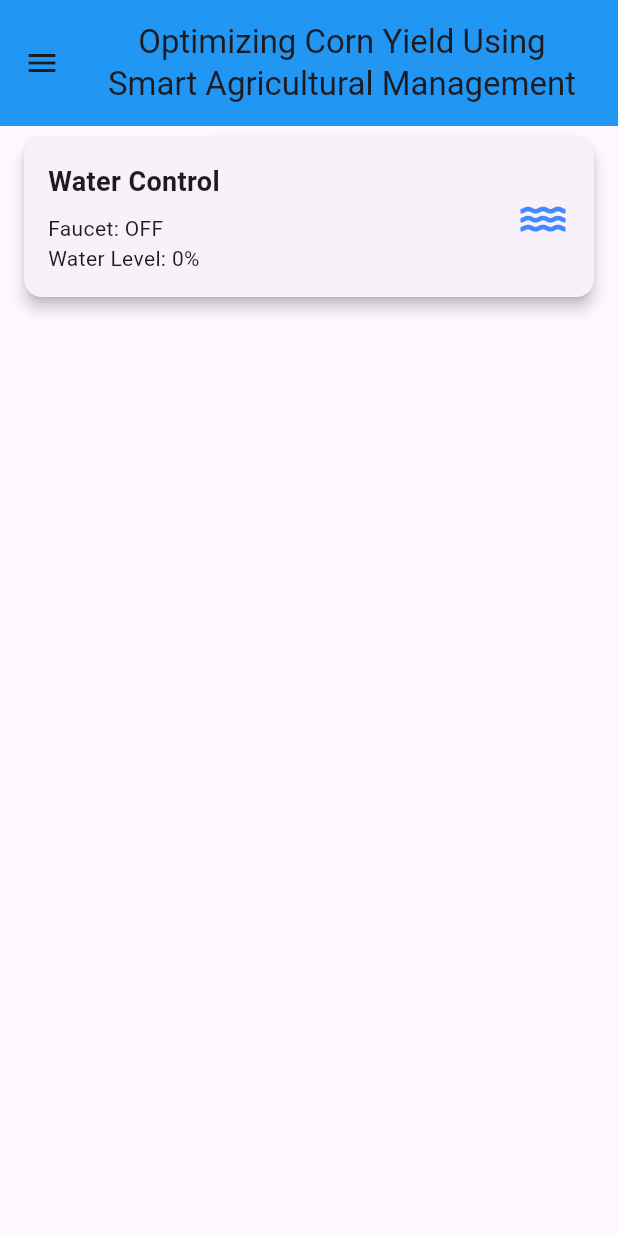
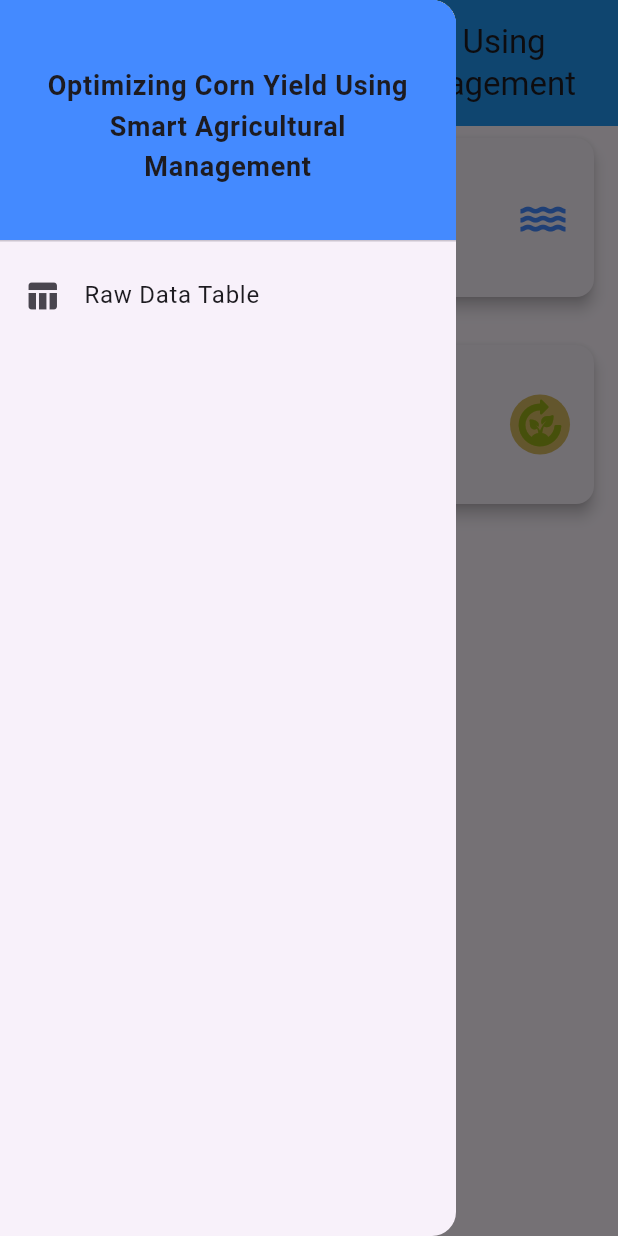
Before and after one commit to Finnmeowtons/mais_2025_iot, a Flutter app: the screen it shows after launch, after a tap on the "menu" icon, on a phone screen of 412 x 824 dp. Run offline on Flutter 3.47's test engine with Material 3 defaults, Android fonts, the phone set to English and light mode, and no system bars; our stand-ins replace data_table_2, flutter_svg; missing offline and left inert: mqtt5_client; statements that could not run were skipped.

Commit message:
Raw Data Table

```diff
--- a/lib/main.dart
+++ b/lib/main.dart
@@ -1,7 +1,6 @@
 import 'package:flutter/material.dart';
 import 'package:mais_2025_iot/mqtt_manager.dart';
 import 'package:mais_2025_iot/screens/home_page.dart';
-import 'package:mais_2025_iot/screens/water_monitoring.dart';
 
 void main() async{
   WidgetsFlutterBinding.ensureInitialized();
--- a/lib/screens/device_data.dart
+++ b/lib/screens/device_data.dart
@@ -42,7 +42,7 @@ class _DeviceDataState extends State<DeviceData> {
   @override
   Widget build(BuildContext context) {
     return Scaffold(
-      appBar: AppBar(title: Text("Device ${widget.deviceId} Data")),
+      appBar: AppBar(title: Text("Device ${widget.deviceId} Data"), actions: [IconButton(onPressed: (){}, icon: Icon(Icons.table_chart_rounded))],),
       body: Padding(
         padding: const EdgeInsets.all(16.0),
         child: ListView(
--- a/lib/screens/home_page.dart
+++ b/lib/screens/home_page.dart
@@ -3,8 +3,9 @@ import 'dart:convert';
 import 'package:flutter/material.dart';
 import 'package:mais_2025_iot/mqtt_manager.dart';
 import 'package:mais_2025_iot/screens/device_data.dart';
+import 'package:mais_2025_iot/screens/raw_data_table.dart';
 import 'package:mais_2025_iot/screens/water_monitoring.dart';
-import 'package:mqtt_client/mqtt_client.dart';
+import 'package:mqtt5_client/mqtt5_client.dart';
 
 class HomePage extends StatefulWidget {
   const HomePage({super.key});
@@ -20,6 +21,8 @@ class _HomePageState extends State<HomePage> {
   bool faucetControl = false;
   int waterState = 0;
 
+  String recommendedFertilizer = "";
+
   @override
   void initState() {
     _setupMqttSubscriptions();
@@ -27,11 +30,11 @@ class _HomePageState extends State<HomePage> {
   }
 
   void _setupMqttSubscriptions() {
-    mqttManager.client?.updates?.listen((List<MqttReceivedMessage<MqttMessage?>>? c) {
+    mqttManager.client?.updates.listen((dynamic c) {
       if (c == null || c.isEmpty) return;
 
-      final recMess = c[0].payload as MqttPublishMessage;
-      String newMessage = MqttPublishPayload.bytesToStringAsString(recMess.payload.message);
+      final MqttPublishMessage recMess = c![0].payload;
+      String newMessage = MqttUtilities.bytesToStringAsString(recMess.payload.message!);
 
       if (newMessage.isNotEmpty && newMessage.trim().startsWith("{")) {
         try {
@@ -49,9 +52,9 @@ class _HomePageState extends State<HomePage> {
                 "soilMoisturePercentage": fullState["soil_moisture_percentage"] ?? 0,
                 "soilTemperature": fullState["soil_temperature"] ?? 0,
                 "soilPh": fullState["soil_ph"] ?? 0,
-                "nitrogen":   fullState["nitrogen"] ?? 0,
+                "nitrogen": fullState["nitrogen"] ?? 0,
                 "phosphorus": fullState["phosphorus"] ?? 0,
-                "potassium":  fullState["potassium"] ?? 0
+                "potassium": fullState["potassium"] ?? 0
               };
             });
           } else {
@@ -72,6 +75,7 @@ class _HomePageState extends State<HomePage> {
   Widget build(BuildContext context) {
     return Scaffold(
       appBar: _AppBar(),
+      drawer: appDrawer(),
       body: CustomScrollView(
         slivers: [
           // Water Monitor Card at the Top
@@ -79,6 +83,12 @@ class _HomePageState extends State<HomePage> {
             child: Padding(
               padding: const EdgeInsets.symmetric(horizontal: 16.0, vertical: 8.0),
               child: _waterMonitor(), // Your water monitor widget
+            ),
+          ),
+          SliverToBoxAdapter(
+            child: Padding(
+              padding: const EdgeInsets.symmetric(horizontal: 16.0, vertical: 8.0),
+              child: _recommendFertilizer(), // Your water monitor widget
             ),
           ),
 
@@ -99,22 +109,10 @@ class _HomePageState extends State<HomePage> {
           ),
         ],
       ),
-
-      // devices.isEmpty
-      //     ? Center(child: Text("No devices connected"))
-      //     : ListView.builder(
-      //   itemCount: devices.length,
-      //   itemBuilder: (context, index) {
-      //     int deviceId = devices.keys.elementAt(index);
-      //     Map<String, dynamic> data = devices[deviceId]!;
-      //
-      //     return _DevicesPreviewSensorDataCard(data: data, deviceId: deviceId,);
-      //   },
-      // ),
     );
   }
 
-  Widget _waterMonitor(){
+  Widget _waterMonitor() {
     return Card(
       elevation: 4,
       margin: EdgeInsets.only(bottom: 16),
@@ -146,6 +144,72 @@ class _HomePageState extends State<HomePage> {
       ),
     );
   }
+
+  Widget _recommendFertilizer() {
+    return Card(
+      elevation: 4,
+      margin: EdgeInsets.only(bottom: 16),
+      child: InkWell(
+        onTap: () {
+          print("Request Fertilizer Recommend");
+        },
+        child: Padding(
+          padding: EdgeInsets.all(16),
+          child: Row(
+            mainAxisAlignment: MainAxisAlignment.spaceBetween,
+            children: [
+              Column(
+                crossAxisAlignment: CrossAxisAlignment.center,
+                children: [
+                  Text("Fertilizer Recommendation", style: TextStyle(fontSize: 18, fontWeight: FontWeight.bold)),
+                  SizedBox(height: 8),
+                  if (recommendedFertilizer == "") Text("Tap to request fertilizer \n recommendation", style: TextStyle(fontSize: 14), textAlign: TextAlign.center,),
+                  if (recommendedFertilizer != "") Center(child: Text(recommendedFertilizer,  style: TextStyle(fontSize: 18))),
+                ],
+              ),
+              Container(
+                  decoration: BoxDecoration(
+                    shape: BoxShape.circle,
+                    color: Color(0xffd8bb61),
+                  ),
+                  child: Padding(
+                    padding: const EdgeInsets.all(2.0),
+                    child: Icon(Icons.compost_rounded, size: 36, color: Color(0xFF99af17)),
+                  )),
+            ],
+          ),
+        ),
+      ),
+    );
+  }
+
+  Drawer appDrawer() {
+    return Drawer(
+      child: ListView(
+        padding: EdgeInsets.zero,
+        children: [
+          DrawerHeader(
+            decoration: BoxDecoration(
+              color: Colors.blueAccent,
+            ),
+            child: Center(child: Text("Optimizing Corn Yield Using Smart Agricultural Management", textAlign: TextAlign.center, style: TextStyle(fontSize: 18, fontWeight: FontWeight.w600),)),
+          ),
+          ListTile(
+            leading: Icon(Icons.table_chart_rounded),
+            title: Text('Raw Data Table'),
+            onTap: () async {
+              Navigator.pop(context);
+              Navigator.push(
+                context,
+                MaterialPageRoute(builder: (context) => RawDataTable()),
+              );
+            },
+          ),
+
+        ],
+      ),
+    );
+  }
 }
 
 class _AppBar extends StatefulWidget implements PreferredSizeWidget {
@@ -163,9 +227,11 @@ class _AppBarState extends State<_AppBar> {
   Widget build(BuildContext context) {
     return AppBar(
       centerTitle: true,
-      leading: IconButton(
-        icon: Icon(Icons.menu),
-        onPressed: () {},
+      leading: Builder(
+        builder: (context) => IconButton(
+          icon: const Icon(Icons.menu),
+          onPressed: () => Scaffold.of(context).openDrawer(),
+        ),
       ),
       backgroundColor: Colors.blue,
       toolbarHeight: kToolbarHeight * 1.5,
@@ -250,9 +316,7 @@ class _DevicesPreviewSensorDataCard extends StatelessWidget {
         case "Soil Temperature":
           return value > soilTemperatureThreshold ? Colors.red : Colors.black;
         case "Soil pH":
-          return (value < soilPhLowThreshold || value > soilPhHighThreshold)
-              ? Colors.red
-              : Colors.black;
+          return (value < soilPhLowThreshold || value > soilPhHighThreshold) ? Colors.red : Colors.black;
       }
     }
     return Colors.black;
@@ -271,8 +335,7 @@ class _DevicesPreviewSensorDataCard extends StatelessWidget {
             onTap: () {
               Navigator.push(
                 context,
-                MaterialPageRoute(
-                    builder: (context) => DeviceData(deviceId: deviceId, data: data)),
+                MaterialPageRoute(builder: (context) => DeviceData(deviceId: deviceId, data: data)),
               );
             },
             child: Padding(
@@ -280,8 +343,7 @@ class _DevicesPreviewSensorDataCard extends StatelessWidget {
               child: Row(
                 mainAxisAlignment: MainAxisAlignment.spaceBetween,
                 children: [
-                  Text("Device $deviceId",
-                      style: const TextStyle(fontSize: 20, fontWeight: FontWeight.w600)),
+                  Text("Device $deviceId", style: const TextStyle(fontSize: 20, fontWeight: FontWeight.w600)),
                   const Icon(Icons.arrow_forward, size: 24),
                 ],
               ),
@@ -336,7 +398,8 @@ class _DevicesPreviewSensorDataCard extends StatelessWidget {
                     ),
                   ],
                 ),
-                if (data["nitrogen"].toString() != "0") Row(
+                if (data["nitrogen"].toString() != "0")
+                  Row(
                     mainAxisAlignment: MainAxisAlignment.spaceEvenly,
                     children: [
                       _DataPreview(
--- a/lib/mqtt_manager.dart
+++ b/lib/services/mqtt_manager.dart
@@ -1,7 +1,8 @@
 import 'dart:async';
 import 'dart:ui';
-import 'package:mqtt_client/mqtt_client.dart';
-import 'package:mqtt_client/mqtt_server_client.dart';
+
+import 'package:mqtt5_client/mqtt5_client.dart';
+import 'package:mqtt5_client/mqtt5_server_client.dart';
 
 class MqttManager {
   static final MqttManager _instance = MqttManager._internal();
@@ -24,15 +25,11 @@ class MqttManager {
   Future<void> initialize() async {
     client = MqttServerClient.withPort(server, clientId, port);
     client!.logging(on: false);
+    client!.keepAlivePeriod = 20;
+    client!.autoReconnect = true;
+    client!.resubscribeOnAutoReconnect = false;
     client!.onDisconnected = _onDisconnected;
     client!.onConnected = _onConnected;
-    client!.onSubscribed = _onSubscribed;
-
-    final connMess = MqttConnectMessage()
-        .withWillTopic('will/topic')
-        .withWillMessage('My last will')
-        .withWillQos(MqttQos.atLeastOnce);
-    client!.connectionMessage = connMess;
 
     await _connect();
   }
@@ -48,7 +45,6 @@ class MqttManager {
     } catch (e) {
       print('MQTT Connection failed: $e');
       isConnected = false;
-      _scheduleReconnect();
     }
   }
 
@@ -56,28 +52,12 @@ class MqttManager {
     print('MQTT Disconnected! Attempting to reconnect...');
     isConnected = false;
 
-    onDisconnectedCallback?.call(); // Notify UI about disconnection
-
-    _scheduleReconnect();
+    onDisconnectedCallback?.call();
   }
 
   void _onConnected() {
     print('MQTT Reconnected!');
     isConnected = true;
-    _resubscribeTopics(); // Resubscribe when reconnected
-  }
-
-  void _onSubscribed(String topic) {
-    print('Successfully subscribed to topic: $topic');
-  }
-
-  void _scheduleReconnect() {
-    Future.delayed(Duration(seconds: 5), () {
-      if (!isConnected) {
-        print('Reconnecting...');
-        _connect();
-      }
-    });
   }
 
   void disconnect() {
@@ -90,7 +70,7 @@ class MqttManager {
 
   void publish(String topic, String message) {
     if (client != null && isConnected) {
-      final builder = MqttClientPayloadBuilder();
+      final builder = MqttPayloadBuilder();
       builder.addString(message);
       client!.publishMessage(topic, MqttQos.atMostOnce, builder.payload!);
     }
--- a/pubspec.yaml
+++ b/pubspec.yaml
@@ -34,8 +34,10 @@ dependencies:
   # The following adds the Cupertino Icons font to your application.
   # Use with the CupertinoIcons class for iOS style icons.
   cupertino_icons: ^1.0.8
-  mqtt_client: ^10.5.1
   flutter_svg: ^2.0.17
+  mqtt5_client: ^4.11.0
+  data_table_2: ^2.6.0
+  http: ^1.3.0
 
 dev_dependencies:
   flutter_test:
```
Also changed, not shown: lib/screens/raw_data_table.dart (added, +97 -0 lines), lib/screens/water_monitoring.dart (+4 -5 lines), lib/services/api_service.dart (added), pubspec.lock. Lines whose indentation alone changed are shown as unchanged.
